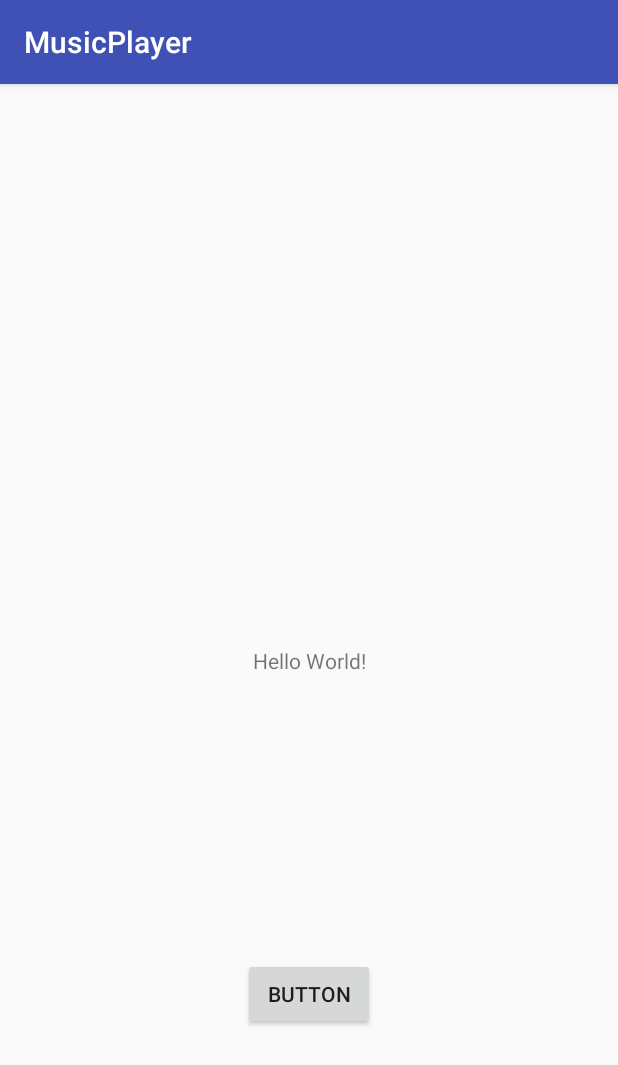
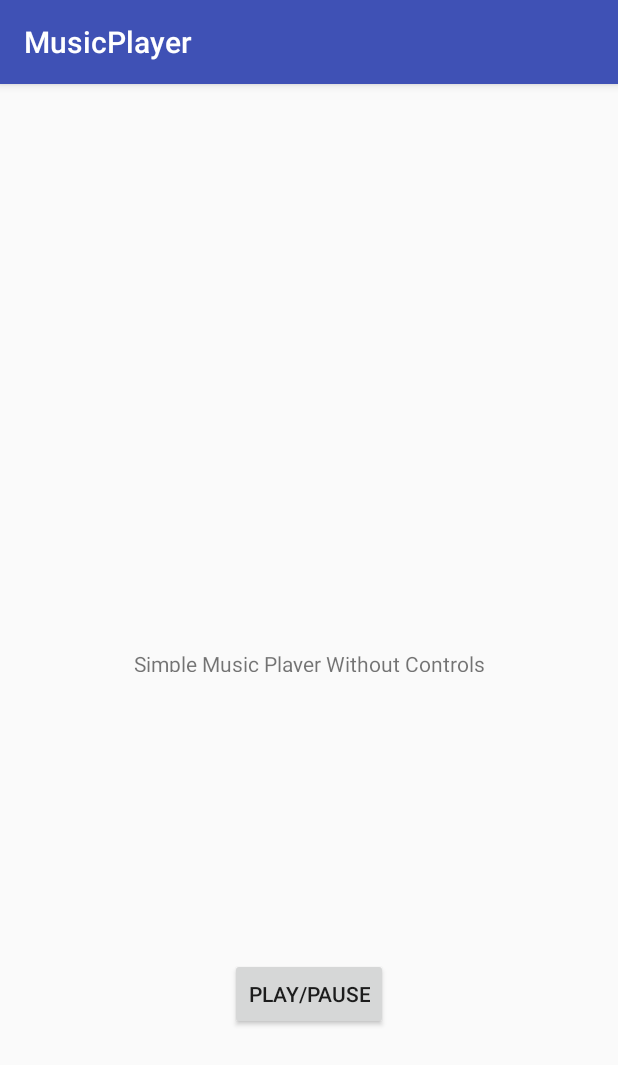
Before and after one commit to josephv7/AndroidPlayMusicFromRaw, an Android app: the screen it shows after launch (MainActivity), on a phone screen of 412 x 824 dp. Shown: the top 1065 px of the screen. Run offline under Robolectric (Android 15) with nearby library versions, the phone set to English and light mode, and no system bars.

Commit message:
code needs to be improved

```diff
--- a/app/src/main/java/rm/iamjosephvarghese/musicplayer/MainActivity.java
+++ b/app/src/main/java/rm/iamjosephvarghese/musicplayer/MainActivity.java
@@ -9,6 +9,8 @@ import android.view.View;
 import android.widget.Button;
 
 public class MainActivity extends AppCompatActivity {
+
+//    TODO: Improve the code...add more features
 
     Button button;
 
--- a/app/src/main/res/layout/activity_main.xml
+++ b/app/src/main/res/layout/activity_main.xml
@@ -8,8 +8,8 @@
 
     <TextView
         android:layout_width="wrap_content"
-        android:layout_height="wrap_content"
-        android:text="Hello World!"
+        android:layout_height="15dp"
+        android:text="Simple Music Player Without Controls"
         app:layout_constraintBottom_toBottomOf="parent"
         app:layout_constraintLeft_toLeftOf="parent"
         app:layout_constraintRight_toRightOf="parent"
@@ -23,7 +23,7 @@
         android:layout_marginEnd="8dp"
         android:layout_marginStart="8dp"
         android:layout_marginTop="8dp"
-        android:text="Button"
+        android:text="Play/Pause"
         app:layout_constraintBottom_toBottomOf="parent"
         app:layout_constraintEnd_toEndOf="parent"
         app:layout_constraintStart_toStartOf="parent"
```
